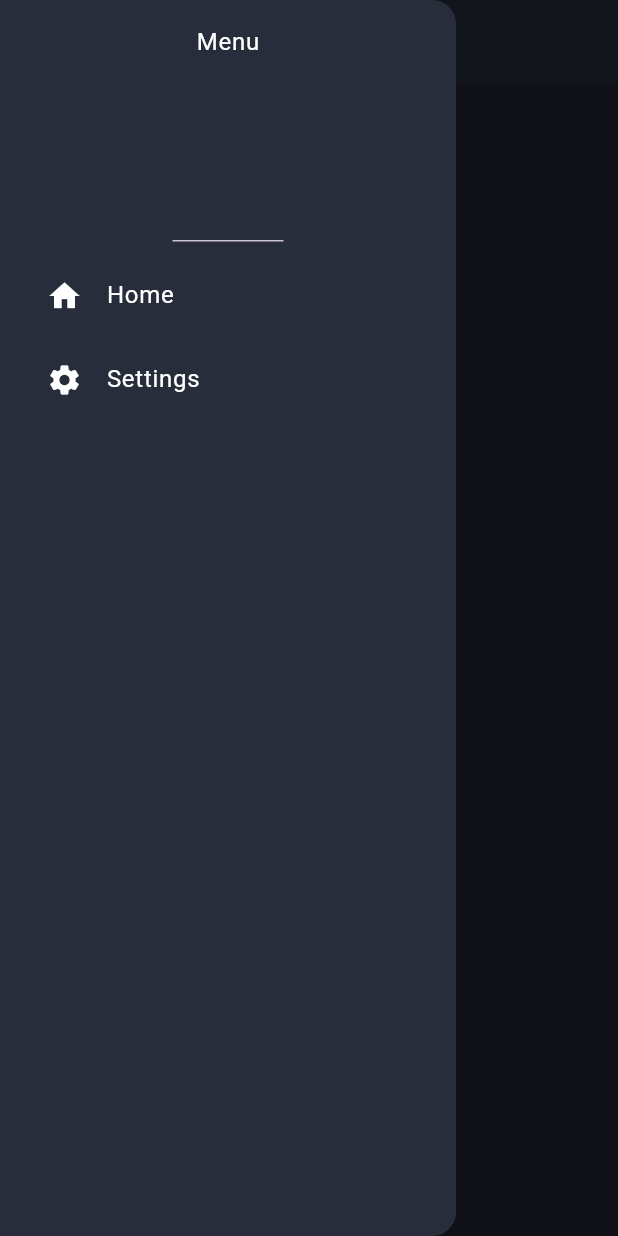
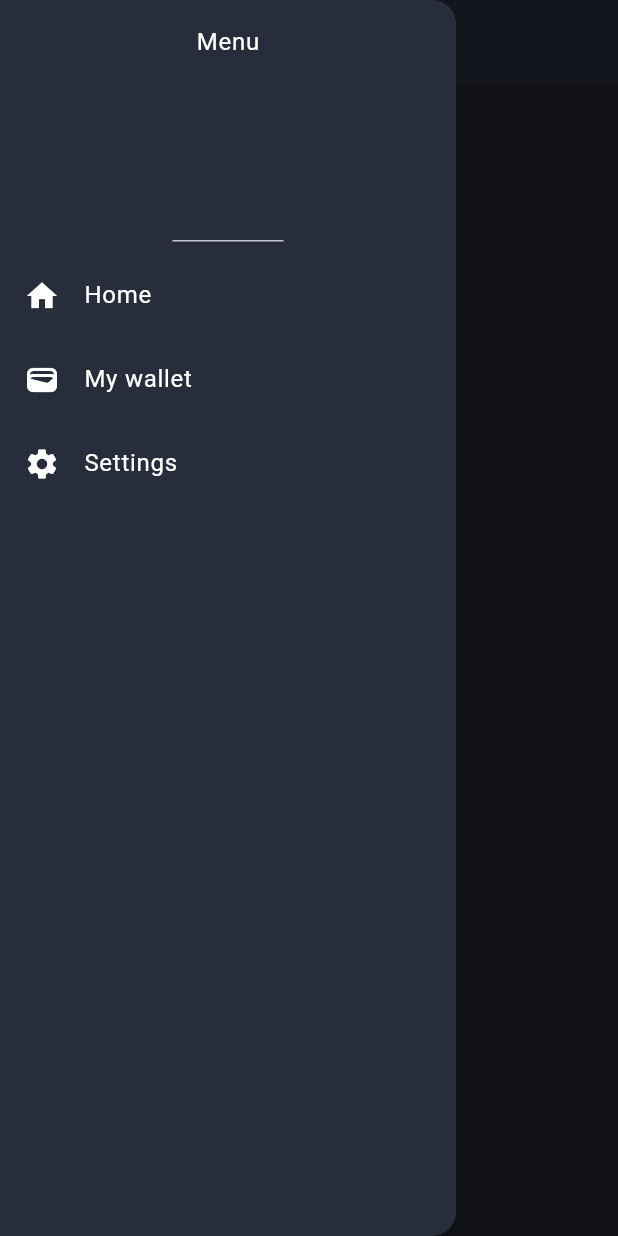
Before and after one commit to JoneDoe/pool-monitoring, a Flutter app: the screen it shows after launch, with the side drawer open, on a phone screen of 412 x 824 dp. Run offline on Flutter 3.47's test engine with Material 3 defaults, Android fonts, the light colour scheme and no system bars; our stand-ins replace fl_chart, flutter_dotenv, flutter_form_builder, flutter_speed_dial, form_builder_validators.

Commit message:
new page

```diff
--- a/lib/pages/coins_dashboard.dart
+++ b/lib/pages/coins_dashboard.dart
@@ -3,6 +3,7 @@ import '../constants/colors.dart';
 import '../components/crypto_card.dart';
 import '../models/crypto.dart';
 import '../providers/cryptocurrency_listing.dart';
+import 'my_wallet_page.dart';
 
 class CoinsListingDashboard extends StatefulWidget {
   const CoinsListingDashboard({super.key});
@@ -46,7 +47,7 @@ class _CoinsListingDashboardState extends State<CoinsListingDashboard> {
         backgroundColor: secondaryColor,
         foregroundColor: textColor,
       ),
-      drawer: _drawerWidget(),
+      drawer: const DrawerWidget(),
       body: Padding(
         padding: const EdgeInsets.all(15.0),
         child: RefreshIndicator(
@@ -66,38 +67,50 @@ class _CoinsListingDashboardState extends State<CoinsListingDashboard> {
   }
 }
 
-Widget _drawerWidget() {
-  return const Drawer(
+class DrawerWidget extends StatelessWidget {
+  const DrawerWidget({super.key});
+
+  @override
+  Widget build(BuildContext context) {
+    return Drawer(
       backgroundColor: secondaryColor,
       child: Column(
         children: [
-        DrawerHeader(
+          const DrawerHeader(
             child: Text(
               'Menu',
               style: TextStyle(color: textColor),
             ),
           ),
-        Padding(
-          padding: EdgeInsets.only(left: 15.0),
-          child: ListTile(
+          const ListTile(
             leading: Icon(Icons.home, color: textColor),
             title: Text(
               'Home',
               style: TextStyle(color: textColor),
             ),
           ),
+          ListTile(
+            leading: const Icon(Icons.wallet, color: textColor),
+            title: const Text(
+              'My wallet',
+              style: TextStyle(color: textColor),
             ),
-        Padding(
-          padding: EdgeInsets.only(left: 15.0),
-          child: ListTile(
+            onTap: () {
+              Navigator.of(context).pop();
+              Navigator.of(context).push(
+                MaterialPageRoute(builder: (context) => MyWalletPage()),
+              );
+            },
+          ),
+          const ListTile(
             leading: Icon(Icons.settings, color: textColor),
             title: Text(
               'Settings',
               style: TextStyle(color: textColor),
             ),
           ),
-        ),
         ],
       ),
     );
   }
+}
```
Also changed, not shown: lib/pages/my_wallet_page.dart (added, +240 -0 lines), pubspec.yaml (+5 -2 lines), pubspec.lock. Lines whose indentation alone changed are shown as unchanged.
